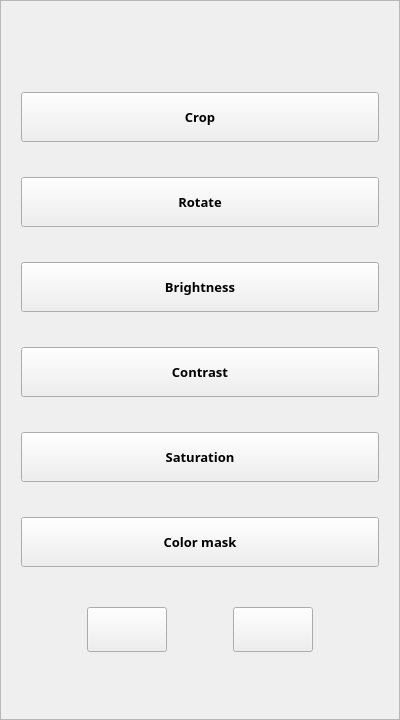
packetsss/Image-Editor, file ui/adjust_frame.ui: the form before one commit.
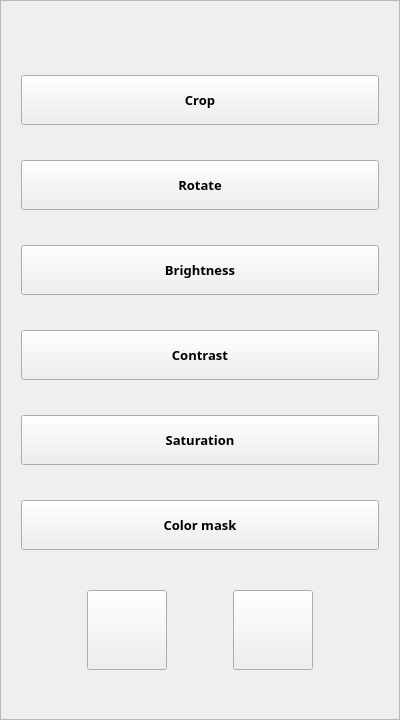
The form after the commit.

Diff of the .ui file:
```diff
--- a/ui/adjust_frame.ui
+++ b/ui/adjust_frame.ui
@@ -252,7 +252,7 @@
             <property name="maximumSize">
              <size>
               <width>80</width>
-              <height>45</height>
+              <height>80</height>
              </size>
             </property>
             <property name="text">
@@ -271,7 +271,7 @@
             <property name="maximumSize">
              <size>
               <width>80</width>
-              <height>45</height>
+              <height>80</height>
              </size>
             </property>
             <property name="text">
```
